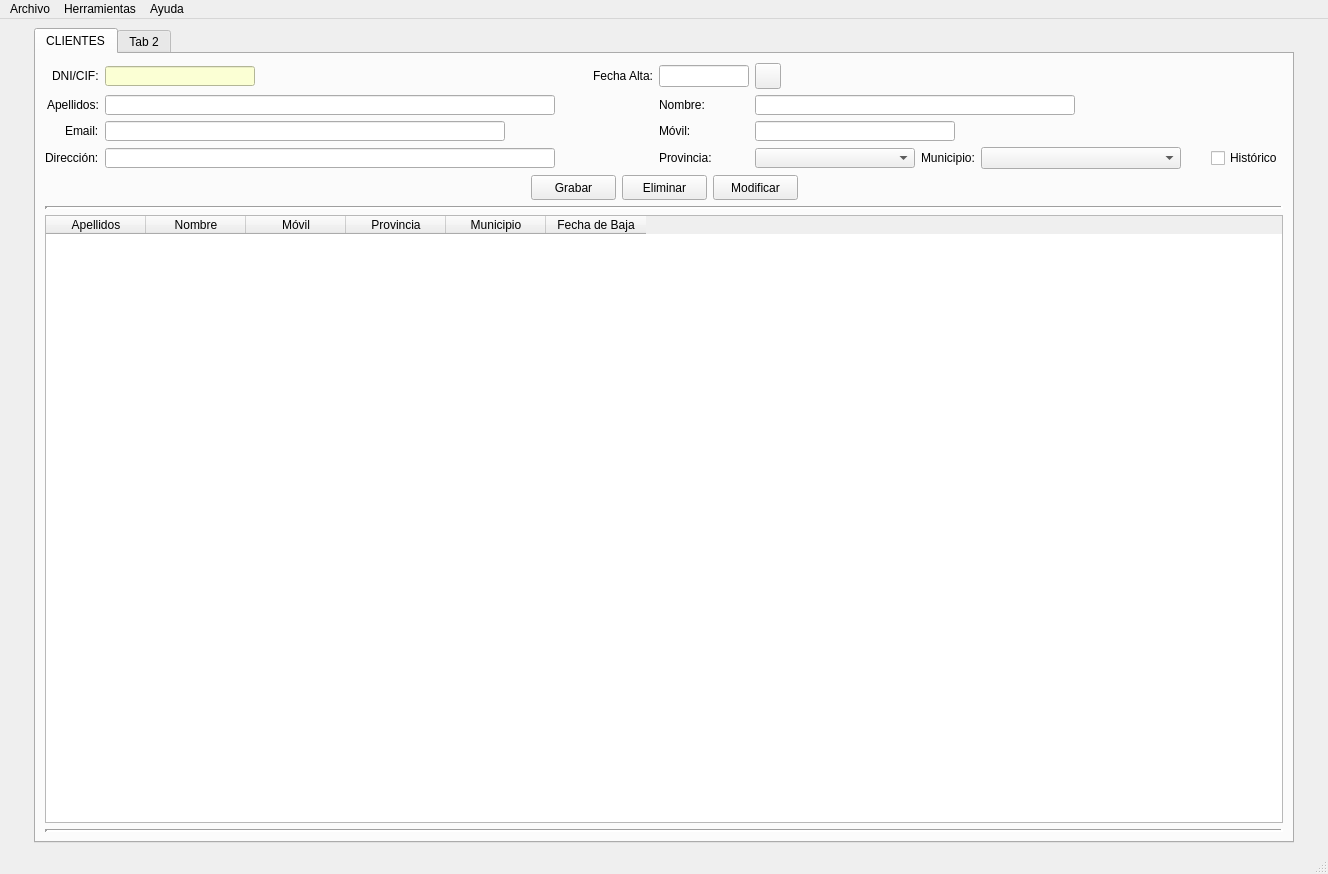
Qt form templates/VenPrincipal.ui (VoctorSN/Proyecto-Desarrollo-Interfaces) before a commit.
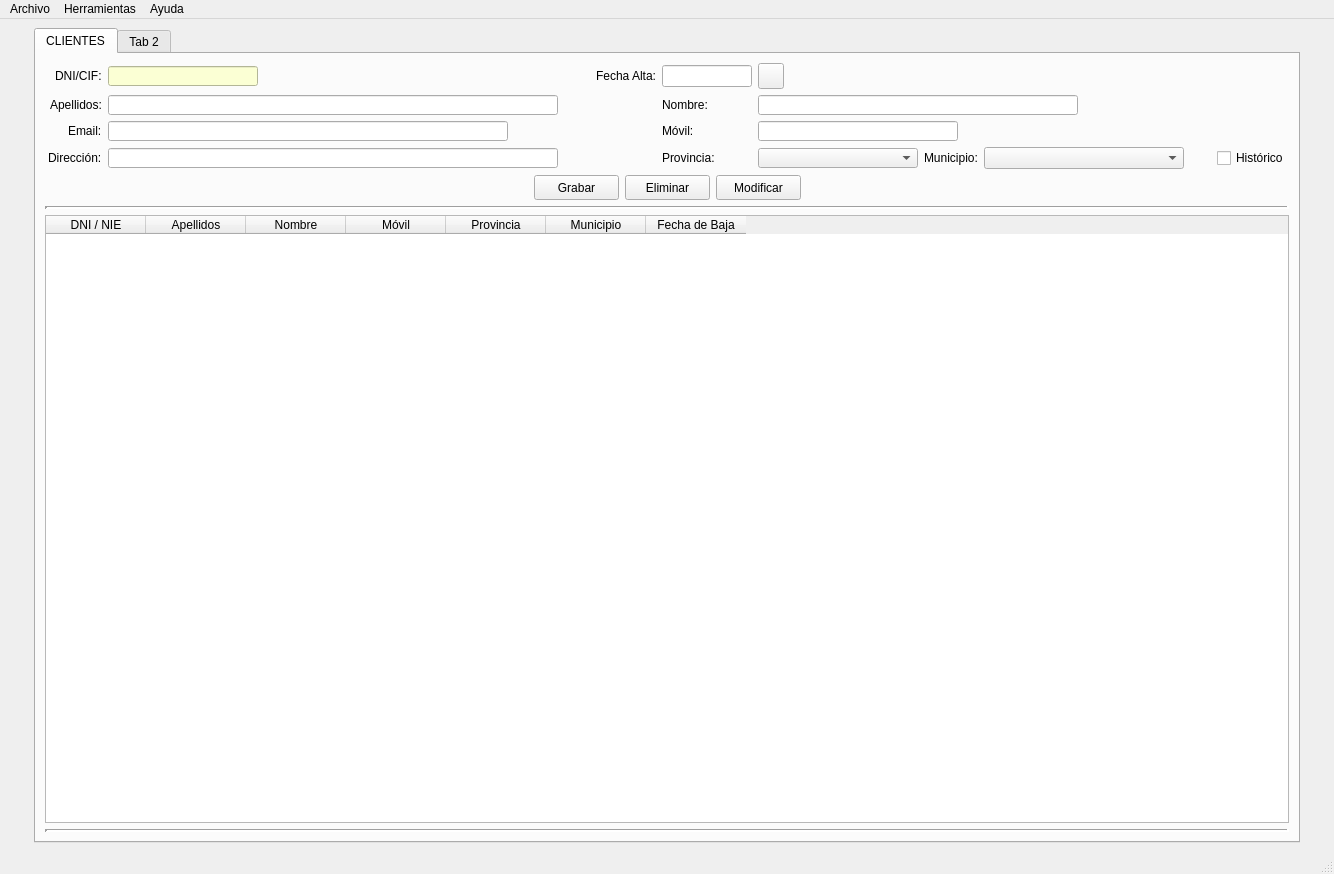
The same form after that commit. Icons and pictures are not drawn.

Patch:
```diff
--- a/templates/VenPrincipal.ui
+++ b/templates/VenPrincipal.ui
@@ -6,7 +6,7 @@
    <rect>
     <x>0</x>
     <y>0</y>
-    <width>1238</width>
+    <width>1334</width>
     <height>874</height>
    </rect>
   </property>
@@ -628,6 +628,11 @@
           <attribute name="verticalHeaderVisible">
            <bool>false</bool>
           </attribute>
+          <column>
+           <property name="text">
+            <string>DNI / NIE</string>
+           </property>
+          </column>
           <column>
            <property name="text">
             <string>Apellidos</string>
@@ -715,7 +720,7 @@
     <rect>
      <x>0</x>
      <y>0</y>
-     <width>1238</width>
+     <width>1334</width>
      <height>21</height>
     </rect>
    </property>
```
Left out of the diff: 47 changed lines with no effect on the pictures.
